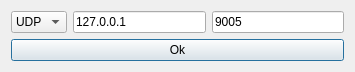
All4Gis/QGISFMV, file code/ui/ui_FmvOpenStream.ui: the form before one commit.
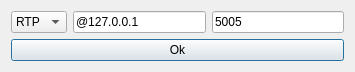
The form after the commit. Icons and pictures are not drawn.

```diff
--- a/code/ui/ui_FmvOpenStream.ui
+++ b/code/ui/ui_FmvOpenStream.ui
@@ -34,6 +34,11 @@
        <property name="cursor">
         <cursorShape>IBeamCursor</cursorShape>
        </property>
+	   <item>
+        <property name="text">
+         <string>RTP</string>
+        </property>
+       </item>
        <item>
         <property name="text">
          <string>UDP</string>
@@ -49,10 +54,10 @@
      <item>
       <widget class="QLineEdit" name="ln_host">
        <property name="text">
-        <string>127.0.0.1</string>
+        <string>@127.0.0.1</string>
        </property>
        <property name="placeholderText">
-        <string>127.0.0.1</string>
+        <string>@127.0.0.1</string>
        </property>
       </widget>
      </item>
@@ -62,10 +67,10 @@
         <set>Qt::ImhNone</set>
        </property>
        <property name="text">
-        <string>9005</string>
+        <string>5005</string>
        </property>
        <property name="placeholderText">
-        <string>9005</string>
+        <string>5005</string>
        </property>
       </widget>
      </item>
```
